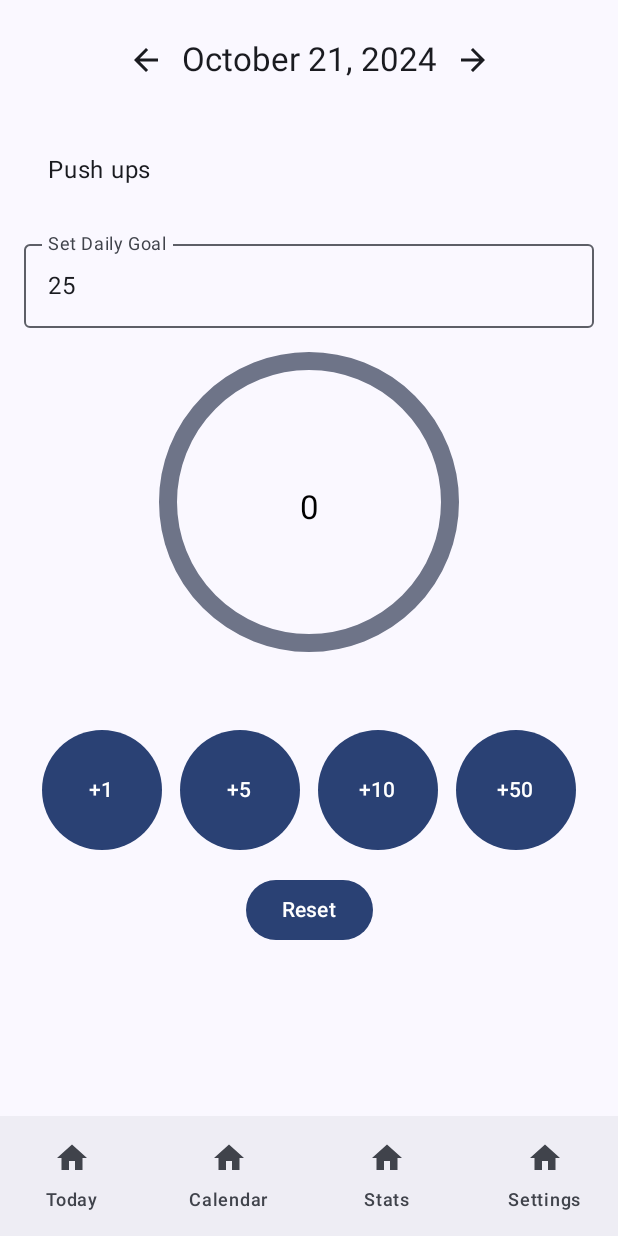
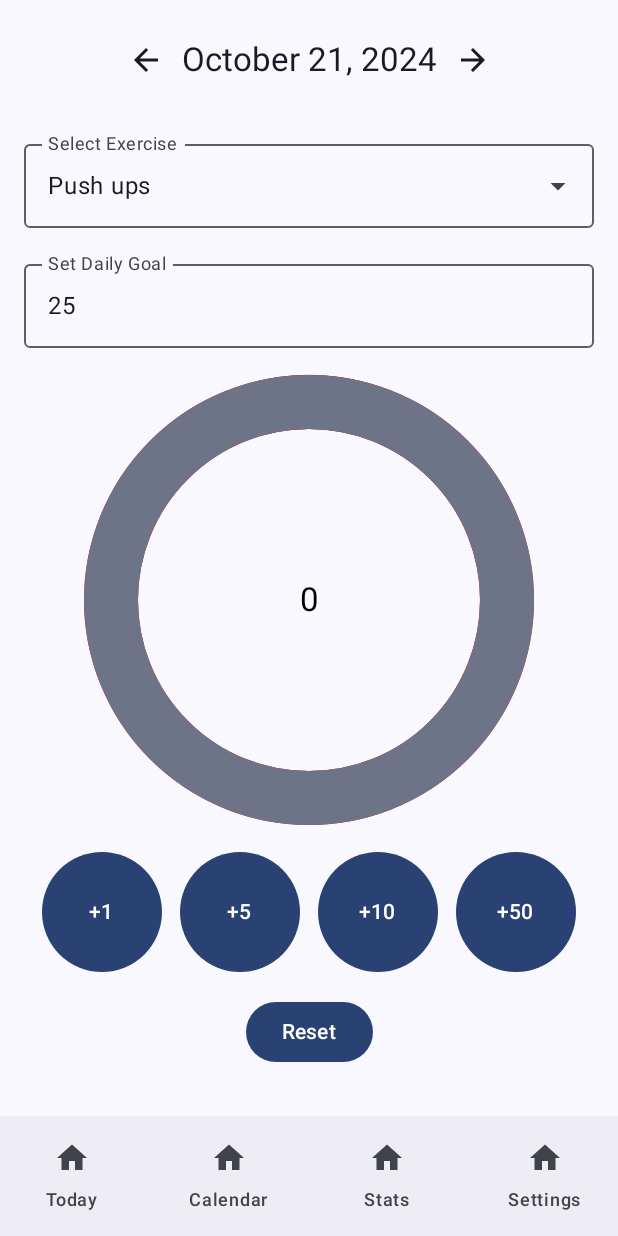
Before and after one commit to MPH-01/REPIT, an Android app built with Jetpack Compose: the screen it shows after launch (MainActivity), on a phone screen of 412 x 824 dp. Run offline under Robolectric (Android 15) with nearby library versions, the phone set to English and light mode, and no system bars.

Commit message:
Update: Improved today page UI/UX.

```diff
--- a/app/src/main/java/com/example/repit/TodayPage.kt
+++ b/app/src/main/java/com/example/repit/TodayPage.kt
@@ -29,6 +29,7 @@ import androidx.compose.ui.graphics.Color
 import kotlinx.coroutines.launch
 import androidx.compose.material3.CircularProgressIndicator
 
+@OptIn(ExperimentalMaterial3Api::class)
 @RequiresApi(Build.VERSION_CODES.O)
 @Composable
 fun TodayPage(
@@ -92,16 +93,21 @@ fun TodayPage(
 
         Spacer(modifier = Modifier.height(24.dp))
 
-        // Dropdown Menu (Exercise Selector)
-        Box(modifier = Modifier.fillMaxWidth()) {
-            Text(
-                text = if (selectedExercise.isEmpty()) "Select Exercise" else selectedExercise,
+        ExposedDropdownMenuBox(
+            expanded = expanded,
+            onExpandedChange = { expanded = !expanded }
+        ) {
+            OutlinedTextField(
+                value = selectedExercise,
+                onValueChange = { /* No need to change value here as selection is done via the dropdown */ },
+                readOnly = true,
+                label = { Text("Select Exercise") },
+                trailingIcon = {
+                    ExposedDropdownMenuDefaults.TrailingIcon(expanded = expanded)
+                },
                 modifier = Modifier
+                    .menuAnchor()
                     .fillMaxWidth()
-                    .clickable { expanded = true }
-                    .padding(16.dp)
-                    .background(MaterialTheme.colorScheme.surface),
-                style = MaterialTheme.typography.bodyLarge
             )
 
             DropdownMenu(
@@ -138,29 +144,40 @@ fun TodayPage(
             },
             label = { Text("Set Daily Goal") },
             modifier = Modifier.fillMaxWidth(),
-            isError = dailyGoalText.toIntOrNull() == null && dailyGoalText.isNotEmpty()  // Show error if input is invalid
+            isError = dailyGoalText.toIntOrNull() == null && dailyGoalText.isNotEmpty()
         )
 
-        Spacer(modifier = Modifier.height(16.dp))
+        Spacer(modifier = Modifier.weight(1f))
 
-        // Circular Progress Bar
+        Box(
+            modifier = Modifier.size(300.dp),
+            contentAlignment = Alignment.Center
+        ) {
+            // Red background circle (the "empty" part of the progress)
+            CircularProgressIndicator(
+                progress = { 1f },
+                modifier = Modifier.fillMaxSize(),
+                strokeWidth = 36.dp,
+                color = Color.Red
+            )
+
+            // Foreground progress circle
             CircularProgressIndicator(
                 progress = { currentReps / dailyGoal.toFloat() },
-            modifier = Modifier.size(200.dp),
-            strokeWidth = 12.dp,
+                modifier = Modifier.fillMaxSize(),
+                strokeWidth = 36.dp,
                 color = if (currentReps >= dailyGoal) Color.Green else MaterialTheme.colorScheme.primary
             )
 
-        // Display the current count in the center of the circular progress bar
             Text(
                 text = "$currentReps",
                 style = MaterialTheme.typography.titleLarge,
                 color = Color.Black,
-            modifier = Modifier.offset(y = (-110).dp),
                 textAlign = TextAlign.Center
             )
+        }
 
-        Spacer(modifier = Modifier.height(24.dp))
+        Spacer(modifier = Modifier.weight(1f))
 
         // Buttons for increments
         Row(
@@ -205,6 +222,8 @@ fun TodayPage(
         }) {
             Text("Reset")
         }
+
+        Spacer(modifier = Modifier.height(16.dp))
     }
 }
 
```
Lines whose indentation alone changed are shown as unchanged.
